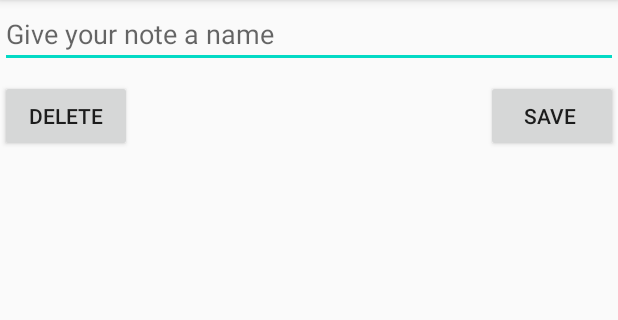
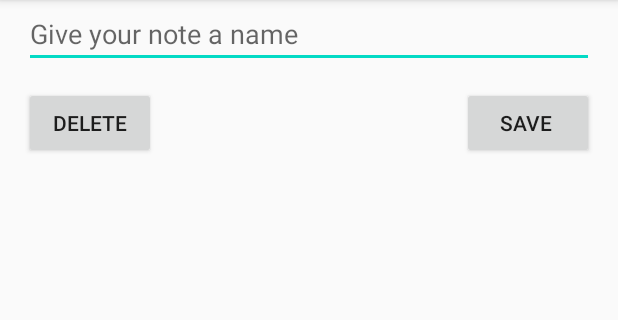
Before and after one commit to katrinaannhadi/BADT, an Android app: the NoteActivity screen opened directly, with no data from a screen before it, on a phone screen of 412 x 824 dp, the part 84-404 px from its top. Run offline under Robolectric (Android 15) with nearby library versions, the phone set to English and light mode, and no system bars; our stand-ins replace Room's generated code.

Commit message:
Commit - Notes Functional except EditText UI Issue

```diff
--- a/app/build.gradle
+++ b/app/build.gradle
@@ -41,4 +41,6 @@ dependencies {
     implementation files('libs/YouTubeAndroidPlayerApi.jar')
     implementation 'com.google.code.gson:gson:2.8.6'
     implementation 'com.android.volley:volley:1.1.1'
+    implementation 'androidx.room:room-runtime:2.2.4'
+    annotationProcessor'androidx.room:room-compiler:2.2.4'
 }
--- a/app/src/main/java/com/katrinaann/badt/ui/blogandnotes/NoteActivity.java
+++ b/app/src/main/java/com/katrinaann/badt/ui/blogandnotes/NoteActivity.java
@@ -21,7 +21,7 @@ public class NoteActivity extends AppCompatActivity {
     private String previousNoteName;
     private String previousNoteContent;
     private Boolean noteExists;
-    public static final String ARG_ITEM_ID = "item_id";
+    public static final String ARG_ITEM_ID = "note_id";
 
     @Override
     protected void onCreate(Bundle savedInstanceState) {
@@ -31,10 +31,11 @@ public class NoteActivity extends AppCompatActivity {
 
         Intent intent = getIntent();
 
-        String noteName = intent.getStringExtra(NoteFragment.ARG_ITEM_ID);
+        int noteId = intent.getIntExtra(NoteFragment.ARG_ITEM_ID,0);
+        System.out.println(noteId);
 
         Bundle arguments = new Bundle();
-        arguments.putString(NoteFragment.ARG_ITEM_ID, noteName);
+        arguments.putInt(NoteFragment.ARG_ITEM_ID, noteId);
         Fragment fragment = new NoteFragment();
         fragment.setArguments(arguments);
         getSupportFragmentManager()
--- /dev/null
+++ b/app/src/main/java/com/katrinaann/badt/ui/blogandnotes/NoteDao.java
@@ -0,0 +1,28 @@
+package com.katrinaann.badt.ui.blogandnotes;
+
+import androidx.room.Dao;
+import androidx.room.Delete;
+import androidx.room.Insert;
+import androidx.room.Query;
+import androidx.room.Update;
+
+import java.util.List;
+
+@Dao
+public interface NoteDao {
+
+    @Query("SELECT * FROM notes")
+    List<Notes> getNotes();
+
+    @Query("SELECT * FROM notes WHERE noteId = :noteId")
+    Notes getNote(int noteId);
+
+    @Insert
+    void insertNote(Notes notes);
+
+    @Delete
+    void deleteNote(Notes notes);
+
+    @Update
+    void updateNotes(Notes notes);
+}
--- /dev/null
+++ b/app/src/main/java/com/katrinaann/badt/ui/blogandnotes/NoteDatabase.java
@@ -0,0 +1,10 @@
+package com.katrinaann.badt.ui.blogandnotes;
+
+import androidx.room.Database;
+import androidx.room.RoomDatabase;
+
+@Database(entities = {Notes.class}, version = 1)
+public abstract class NoteDatabase extends RoomDatabase {
+    public abstract NoteDao noteDao();
+
+}
--- a/app/src/main/java/com/katrinaann/badt/ui/blogandnotes/NoteFragment.java
+++ b/app/src/main/java/com/katrinaann/badt/ui/blogandnotes/NoteFragment.java
@@ -2,10 +2,13 @@ package com.katrinaann.badt.ui.blogandnotes;
 
 import android.content.Context;
 import android.content.Intent;
+import android.os.AsyncTask;
 import android.os.Bundle;
 
 import androidx.fragment.app.Fragment;
+import androidx.room.Room;
 
+import android.util.Log;
 import android.view.LayoutInflater;
 import android.view.View;
 import android.view.ViewGroup;
@@ -14,6 +17,8 @@ import android.widget.EditText;
 
 import com.katrinaann.badt.R;
 
+import java.util.List;
+
 
 public class NoteFragment extends Fragment {
 
@@ -21,9 +26,10 @@ public class NoteFragment extends Fragment {
     private Button btnDelete;
     private EditText etNoteName;
     private EditText etNoteContent;
-    private String previousNoteName;
-    public static final String ARG_ITEM_ID = "item_id";
+    public static final String ARG_ITEM_ID = "note_id";
     private Notes mNotes;
+    private NoteDatabase mDb;
+    private String TAG = "NoteFragment";
 
     public NoteFragment() {
         // Required empty public constructor
@@ -32,71 +38,29 @@ public class NoteFragment extends Fragment {
     @Override
     public void onCreate(Bundle savedInstanceState) {
         super.onCreate(savedInstanceState);
-        System.out.println(getArguments().getString(ARG_ITEM_ID));
+
+        mDb = Room.databaseBuilder(getContext(),NoteDatabase.class,"noteDB").build();
+
+        System.out.println(getArguments().getInt(ARG_ITEM_ID));
         if(getArguments().containsKey(ARG_ITEM_ID)) {
-            for(int i = 0; i < Notes.getNoteList().size(); i++) {
+
+            new GetNoteTask().execute(getArguments().getInt(ARG_ITEM_ID));
+
+            /*for(int i = 0; i < Notes.getNoteList().size(); i++) {
                 if (Notes.getNoteList().get(i).getNoteName().equals(getArguments().getString(ARG_ITEM_ID))) {
                     mNotes = Notes.getNoteList().get(i);
                     break;
                 }
-            }
+            }*/
         }
     }
 
     @Override
     public View onCreateView(LayoutInflater inflater, ViewGroup container,
                              Bundle savedInstanceState) {
-        View v = inflater.inflate(R.layout.fragment_note2, container, false);
-        btnSave = v.findViewById(R.id.btnSave);
-        btnDelete = v.findViewById(R.id.btnDelete);
-        etNoteName = v.findViewById(R.id.etNoteName);
-        etNoteContent = v.findViewById(R.id.etNoteContent);
+        View v = inflater.inflate(R.layout.fragment_note, container, false);
 
-        etNoteName.setText(mNotes.getNoteName());
-        //etNoteContent.setText(mNotes.getNoteContent());
-        System.out.println("content = " + mNotes.getNoteContent());
-        etNoteContent.setText("TESTINGTESTINGTESTING");
-
-        previousNoteName = etNoteName.getText().toString();
-
-        btnSave.setOnClickListener(new View.OnClickListener() {
-            @Override
-            public void onClick(View v) {
-                for (int i = 0; i < Notes.getNoteList().size(); i++) {
-                    if (previousNoteName.equals(Notes.getNoteList().get(i).getNoteName())) {
-                        System.out.println(etNoteName.getText().toString());
-                        System.out.println(etNoteContent.getText().toString());
-                        System.out.println();
-                        Notes.getNoteList().get(i).setNoteName(etNoteName.getText().toString());
-                        Notes.getNoteList().get(i).setNoteContent(etNoteContent.getText().toString());
-                        System.out.println("Saved changes");
-                        System.out.println(Notes.getNoteList().get(i).getNoteName());
-                        System.out.println(Notes.getNoteList().get(i).getNoteContent());
-                        break;
-                    }
-                    else {
-                        System.out.println("No save");
-                    }
-                }
-                returnToList(v);
-            }
-        });
-
-        btnDelete.setOnClickListener(new View.OnClickListener() {
-            @Override
-            public void onClick(View v) {
-                for (int i = 0; i < Notes.getNoteList().size(); i++) {
-                    if (previousNoteName.equals(Notes.getNoteList().get(i).getNoteName())) {
-                        Notes.removeNote(previousNoteName);
-                        System.out.println("Removed");
-                        break;
-                    } else {
-                        System.out.println("Failed");
-                    }
-                }
-                returnToList(v);
-            }
-        });
+        updateUi();
 
         return v;
     }
@@ -106,4 +70,73 @@ public class NoteFragment extends Fragment {
         Intent intent = new Intent(context, NoteListActivity.class);
         context.startActivity(intent);
     }
+
+    public class GetNoteTask extends AsyncTask <Integer, Void, Notes> {
+        @Override
+        protected Notes doInBackground(Integer... ids) {
+            return mDb.noteDao().getNote(ids[0]);
+        }
+
+        @Override
+        protected void onPostExecute(Notes notes) {
+            mNotes = notes;
+            updateUi();
+        }
+    }
+
+
+    public void updateUi () {
+        View v = getView();
+        if (mNotes != null) {
+            btnSave = v.findViewById(R.id.btnSave);
+            btnDelete = v.findViewById(R.id.btnDelete);
+            etNoteName = v.findViewById(R.id.etNoteName);
+            etNoteContent = v.findViewById(R.id.etNoteContent);
+
+            etNoteName.setText(mNotes.getNoteName());
+            //etNoteContent.setText(mNotes.getNoteContent());
+            //System.out.println("content = " + mNotes.getNoteContent());
+            //etNoteContent.setText("TESTINGTESTINGTESTING");
+            etNoteContent.setText(mNotes.getNoteContent());
+
+            getActivity().setTitle(mNotes.getNoteName());
+            //previousNoteName = etNoteName.getText().toString();
+
+            btnSave.setOnClickListener(new View.OnClickListener() {
+                @Override
+                public void onClick(View v) {
+                    new UpdateNoteTask().execute();
+                    mNotes.setNoteName(etNoteName.getText().toString());
+                    mNotes.setNoteContent(etNoteContent.getText().toString());
+                    Log.d(TAG, "Update Note: Success");
+                    returnToList(v);
+                }
+            });
+
+            btnDelete.setOnClickListener(new View.OnClickListener() {
+                @Override
+                public void onClick(View v) {
+                    new DeleteNoteTask().execute();
+                    Log.d(TAG, "Delete Note: Success");
+                    returnToList(v);
+                }
+            });
+        }
+    }
+
+    public class DeleteNoteTask extends AsyncTask<Void, Void, List<Notes>> {
+        @Override
+        protected List<Notes> doInBackground(Void... voids) {
+            mDb.noteDao().deleteNote(mNotes);
+            return mDb.noteDao().getNotes();
+        }
+    }
+
+    public class UpdateNoteTask extends AsyncTask<Void, Void, List<Notes>> {
+        @Override
+        protected List<Notes> doInBackground(Void... voids) {
+            mDb.noteDao().updateNotes(mNotes);
+            return mDb.noteDao().getNotes();
+        }
+    }
 }
--- a/app/src/main/java/com/katrinaann/badt/ui/blogandnotes/Notes.java
+++ b/app/src/main/java/com/katrinaann/badt/ui/blogandnotes/Notes.java
@@ -1,15 +1,28 @@
 package com.katrinaann.badt.ui.blogandnotes;
+
+import androidx.annotation.NonNull;
+import androidx.room.Entity;
+import androidx.room.PrimaryKey;
 
 import java.util.ArrayList;
 import java.util.List;
 
+@Entity
 public class Notes {
 
+    @PrimaryKey (autoGenerate = true)
+    private int noteId;
     private String noteName;
     private String noteContent;
-    private static ArrayList<Notes> noteList = new ArrayList<>();
-    private static ArrayList<Notes> savedList;
-    //private static boolean noteListExists;
+    //private static ArrayList<Notes> noteList = new ArrayList<>();
+
+    public int getNoteId() {
+        return noteId;
+    }
+
+    public void setNoteId(int noteId) {
+        this.noteId = noteId;
+    }
 
     public String getNoteName() {
         return noteName;
@@ -27,16 +40,13 @@ public class Notes {
         this.noteContent = noteContent;
     }
 
-    public Notes(String noteName, String noteContent) {
+    public Notes(int noteId, String noteName, String noteContent) {
+        this.noteId = noteId;
         this.noteName = noteName;
         this.noteContent = noteContent;
     }
 
-    public void createNoteList() {
-        noteList = new ArrayList<>();
-        //noteListExists = true;
-    }
-
+    /*
     public static void addNote (String noteName, String noteContent) {
 
         Notes newNote = new Notes(noteName,noteContent);
@@ -53,28 +63,6 @@ public class Notes {
     }
 
     public static ArrayList<Notes> getNoteList () {
-        //saveList();
         return noteList;
-    }
-
-    /*
-    public static ArrayList<Notes> testNoteList() {
-        ArrayList<Notes> testNoteList = new ArrayList<>();
-        testNoteList.add(new Notes("test","test"));
-        return testNoteList;
     } */
-
-    /*
-    public static void saveList() {
-        //System.out.println(noteListExists);
-        if (NotesSingleton.getInstance().getNoteListExists() == true) {
-            noteList = savedList;
-            System.out.println("Saved List Loaded");
-        } else {
-            savedList = noteList;
-            NotesSingleton.getInstance().setNoteListExists(true);
-            System.out.println("New List Saved");
-        }
-    } */
-
 }
--- a/app/src/main/res/layout/fragment_note.xml
+++ b/app/src/main/res/layout/fragment_note.xml
@@ -6,10 +6,36 @@
     android:layout_height="match_parent"
     tools:context=".ui.blogandnotes.NoteFragment">
 
+    <ScrollView
+        android:id="@+id/scrollView2"
+        android:layout_width="0dp"
+        android:layout_height="0dp"
+        android:layout_marginStart="16dp"
+        android:layout_marginTop="50dp"
+        android:layout_marginEnd="16dp"
+        android:layout_marginBottom="64dp"
+        app:layout_constraintBottom_toBottomOf="parent"
+        app:layout_constraintEnd_toEndOf="parent"
+        app:layout_constraintStart_toStartOf="parent"
+        app:layout_constraintTop_toTopOf="parent">
+
+        <EditText
+            android:id="@+id/etNoteContent"
+            android:layout_width="match_parent"
+            android:layout_height="wrap_content"
+            android:ems="10"
+            android:gravity="start"
+            android:hint="Write your notes here"
+            android:scrollHorizontally="false"
+            android:singleLine="false" />
+    </ScrollView>
+
     <EditText
         android:id="@+id/etNoteName"
         android:layout_width="0dp"
         android:layout_height="wrap_content"
+        android:layout_marginStart="16dp"
+        android:layout_marginEnd="16dp"
         android:ems="10"
         android:hint="Give your note a name"
         android:inputType="textPersonName"
@@ -17,46 +43,24 @@
         app:layout_constraintStart_toStartOf="parent"
         app:layout_constraintTop_toTopOf="parent" />
 
-    <ScrollView
-        android:id="@+id/scrollView3"
-        android:layout_width="0dp"
-        android:layout_height="0dp"
-        android:layout_marginBottom="64dp"
-        app:layout_constraintBottom_toBottomOf="parent"
-        app:layout_constraintEnd_toEndOf="parent"
-        app:layout_constraintHorizontal_bias="0.0"
-        app:layout_constraintStart_toStartOf="parent"
-        app:layout_constraintTop_toBottomOf="@+id/etNoteName"
-        app:layout_constraintVertical_bias="0.0">
-
-        <EditText
-            android:id="@+id/etNoteContent"
-            android:layout_width="match_parent"
-            android:layout_height="wrap_content"
-            android:layout_marginBottom="64dp"
-            android:ems="10"
-            android:gravity="start"
-            android:hint="Write your notes here"
-            android:scrollHorizontally="false"
-            android:singleLine="false" />
-    </ScrollView>
-
     <Button
         android:id="@+id/btnSave"
         android:layout_width="wrap_content"
         android:layout_height="wrap_content"
+        android:layout_marginEnd="16dp"
         android:text="Save "
         app:layout_constraintBottom_toBottomOf="parent"
         app:layout_constraintEnd_toEndOf="parent"
-        app:layout_constraintTop_toBottomOf="@+id/scrollView3" />
+        app:layout_constraintTop_toBottomOf="@+id/scrollView2" />
 
     <Button
         android:id="@+id/btnDelete"
         android:layout_width="wrap_content"
         android:layout_height="wrap_content"
+        android:layout_marginStart="16dp"
         android:text="Delete"
         app:layout_constraintBottom_toBottomOf="parent"
         app:layout_constraintStart_toStartOf="parent"
-        app:layout_constraintTop_toBottomOf="@+id/scrollView3" />
+        app:layout_constraintTop_toBottomOf="@+id/scrollView2" />
 
 </androidx.constraintlayout.widget.ConstraintLayout>
--- a/app/src/main/res/layout/fragment_note2.xml
+++ /dev/null
@@ -1,61 +0,0 @@
-<?xml version="1.0" encoding="utf-8"?>
-<androidx.constraintlayout.widget.ConstraintLayout xmlns:android="http://schemas.android.com/apk/res/android"
-    xmlns:app="http://schemas.android.com/apk/res-auto"
-    xmlns:tools="http://schemas.android.com/tools"
-    android:layout_width="match_parent"
-    android:layout_height="match_parent"
-    tools:context=".ui.blogandnotes.NoteFragment">
-
-    <EditText
-        android:id="@+id/etNoteName"
-        android:layout_width="0dp"
-        android:layout_height="wrap_content"
-        android:ems="10"
-        android:hint="Give your note a name"
-        android:inputType="textPersonName"
-        app:layout_constraintEnd_toEndOf="parent"
-        app:layout_constraintStart_toStartOf="parent"
-        app:layout_constraintTop_toTopOf="parent" />
-
-    <Button
-        android:id="@+id/btnSave"
-        android:layout_width="wrap_content"
-        android:layout_height="wrap_content"
-        android:layout_marginTop="16dp"
-        android:layout_marginBottom="16dp"
-        android:text="Save "
-        app:layout_constraintBottom_toBottomOf="parent"
-        app:layout_constraintEnd_toEndOf="parent"
-        app:layout_constraintTop_toBottomOf="@+id/etNoteContent" />
-
-    <Button
-        android:id="@+id/btnDelete"
-        android:layout_width="wrap_content"
-        android:layout_height="wrap_content"
-        android:layout_marginTop="16dp"
-        android:layout_marginBottom="16dp"
-        android:text="Delete"
-        app:layout_constraintBottom_toBottomOf="parent"
-        app:layout_constraintStart_toStartOf="parent"
-        app:layout_constraintTop_toBottomOf="@+id/etNoteContent" />
-
-    <EditText
-        android:id="@+id/etNoteContent"
-        android:layout_width="0dp"
-        android:layout_height="0dp"
-        android:layout_marginStart="20dp"
-        android:layout_marginEnd="20dp"
-        android:layout_marginBottom="64dp"
-        android:ems="10"
-        android:gravity="start"
-        android:hint="Write your notes here"
-        android:scrollHorizontally="false"
-        android:singleLine="false"
-        app:layout_constraintBottom_toBottomOf="parent"
-        app:layout_constraintEnd_toEndOf="parent"
-        app:layout_constraintHorizontal_bias="0.0"
-        app:layout_constraintStart_toStartOf="parent"
-        app:layout_constraintTop_toBottomOf="@+id/etNoteName"
-        app:layout_constraintVertical_bias="0.0" />
-
-</androidx.constraintlayout.widget.ConstraintLayout>
```
Also changed, not shown: app/src/main/java/com/katrinaann/badt/ui/blogandnotes/NoteListActivity.java (+40 -6 lines), app/src/main/java/com/katrinaann/badt/ui/blogandnotes/NoteListAdapter.java (+12 -4 lines), 1 other file.
